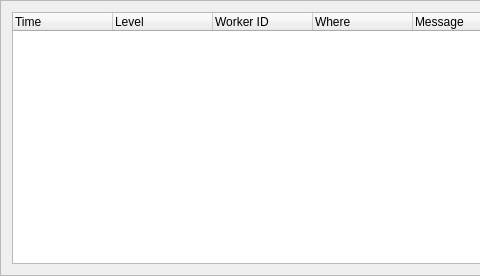
This is playground/ui/logwidget.ui in cyberegoorg/cetech as Qt 5 draws it before an edit; both pictures show x 0 to 480 and y 0 to 276 of the 1103 by 276 pixel window. The edited form follows.
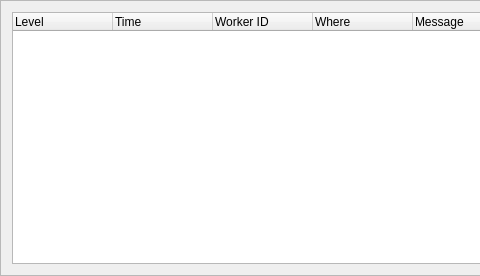
This is the edited form.

Commit message: playground: move log level to first column

What changed in the file:
```diff
--- a/playground/ui/logwidget.ui
+++ b/playground/ui/logwidget.ui
@@ -45,12 +45,12 @@
      </attribute>
      <column>
       <property name="text">
-       <string>Time</string>
+       <string>Level</string>
       </property>
      </column>
      <column>
       <property name="text">
-       <string>Level</string>
+       <string>Time</string>
       </property>
      </column>
      <column>
```
The commit also changes 1 other file.
